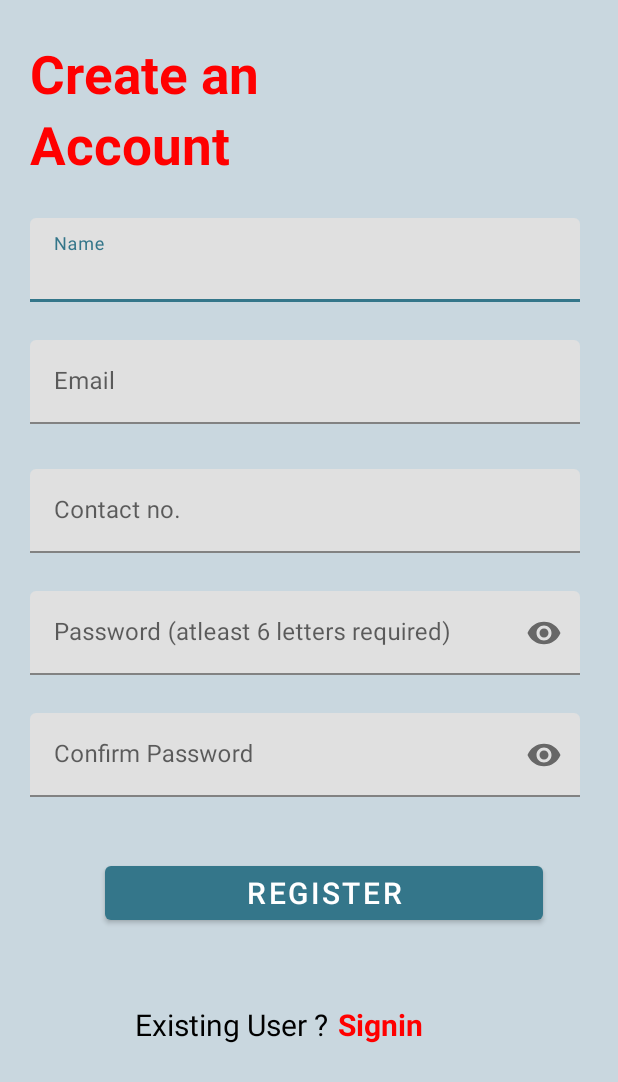
After one commit to dhruvpatidar359/HoysalaeElectronics, an Android app: the new_user screen opened directly, with no data from a screen before it, on a phone screen of 412 x 824 dp. The commit adds this screen. Shown: the top 1082 px of the screen. Run offline under Robolectric (Android 15) with nearby library versions, the phone set to English and light mode, and no system bars.

Commit message:
Changes done(6-12-2022)

```diff
--- a/app/src/main/java/android/example/hoysalaelectronics/Activity/LoginActivity.kt
+++ b/app/src/main/java/android/example/hoysalaelectronics/Activity/LoginActivity.kt
@@ -1,5 +1,7 @@
 package android.example.hoysalaelectronics.Activity
 
+import android.annotation.SuppressLint
+import android.content.Intent
 import android.example.hoysalaelectronics.R
 import androidx.appcompat.app.AppCompatActivity
 import android.os.Bundle
@@ -7,17 +9,33 @@ import android.text.method.HideReturnsTransformationMethod
 import android.text.method.PasswordTransformationMethod
 import android.widget.Button
 import android.widget.ImageView
+import android.widget.RelativeLayout
+import android.widget.TextView
 import androidx.coordinatorlayout.widget.CoordinatorLayout
 import com.google.android.material.textfield.TextInputEditText
 
 class LoginActivity : AppCompatActivity() {
-    lateinit var btn_hidepassword: ImageView
-    lateinit var TI_Password: TextInputEditText
+    lateinit var btn_login: Button
+    lateinit var tv_register: TextView
+    lateinit var rl_newuser: RelativeLayout
 
+    @SuppressLint("MissingInflatedId")
     override fun onCreate(savedInstanceState: Bundle?) {
         super.onCreate(savedInstanceState)
         setContentView(R.layout.activity_login)
 
+      btn_login = findViewById(R.id.btn_login);
+      tv_register = findViewById(R.id.tv_register);
+      rl_newuser = findViewById(R.id.rl_newuser);
 
+      btn_login.setOnClickListener{
+          val intent = Intent(this, HomeActivity::class.java)
+          startActivity(intent)
+      }
+
+        rl_newuser.setOnClickListener{
+          val intent = Intent(this, new_user::class.java)
+          startActivity(intent)
+      }
     }
 }
--- /dev/null
+++ b/app/src/main/java/android/example/hoysalaelectronics/Activity/new_user.kt
@@ -0,0 +1,36 @@
+package android.example.hoysalaelectronics.Activity
+
+import android.annotation.SuppressLint
+import android.content.Intent
+import android.example.hoysalaelectronics.R
+import androidx.appcompat.app.AppCompatActivity
+import android.os.Bundle
+import android.widget.Button
+import android.widget.RelativeLayout
+import android.widget.TextView
+
+class new_user : AppCompatActivity() {
+    lateinit var btn_register: Button
+    lateinit var tv_sign_in: TextView
+    lateinit var rl_newuser: RelativeLayout
+
+    @SuppressLint("MissingInflatedId")
+    override fun onCreate(savedInstanceState: Bundle?) {
+        super.onCreate(savedInstanceState)
+        setContentView(R.layout.activity_new_user)
+
+        btn_register = findViewById(R.id.btn_register);
+        tv_sign_in = findViewById(R.id.tv_sign_in);
+        rl_newuser = findViewById(R.id.rl_newuser);
+
+        btn_register.setOnClickListener{
+            val intent = Intent(this, HomeActivity::class.java)
+            startActivity(intent)
+        }
+
+        rl_newuser.setOnClickListener{
+            val intent = Intent(this, LoginActivity::class.java)
+            startActivity(intent)
+        }
+    }
+}
--- a/app/src/main/res/layout/activity_login.xml
+++ b/app/src/main/res/layout/activity_login.xml
@@ -91,7 +91,7 @@
         <com.google.android.material.textfield.TextInputEditText
             android:layout_width="match_parent"
             android:layout_height="wrap_content"
-            android:hint="Password( atleast 6 letters required)"
+            android:hint="Password"
             android:layout_alignParentStart="true"
             android:layout_alignParentEnd="true"
             android:layout_below="@+id/tv_login"
@@ -137,8 +137,8 @@
         android:layout_alignParentStart="true"
         android:layout_alignParentEnd="true"
         android:layout_marginTop="50dp"
-        android:layout_marginStart="10dp"
-        android:layout_marginEnd="10dp"
+        android:layout_marginStart="20dp"
+        android:layout_marginEnd="25dp"
         />
 
     <ImageView
@@ -176,6 +176,7 @@
         </TextView>
 
         <TextView
+            android:id="@+id/tv_register"
             android:layout_width="wrap_content"
             android:layout_height="wrap_content"
             android:layout_marginTop="50dp"
--- /dev/null
+++ b/app/src/main/res/layout/activity_new_user.xml
@@ -0,0 +1,227 @@
+<?xml version="1.0" encoding="utf-8"?>
+<ScrollView xmlns:android="http://schemas.android.com/apk/res/android"
+    xmlns:app="http://schemas.android.com/apk/res-auto"
+    xmlns:tools="http://schemas.android.com/tools"
+    android:layout_width="match_parent"
+    android:layout_height="match_parent"
+    tools:context=".Activity.new_user"
+    android:background="@color/background_default">
+
+    <RelativeLayout
+        android:layout_width="match_parent"
+        android:layout_height="match_parent">
+        <TextView
+            android:id="@+id/tv_welcome"
+            android:layout_width="wrap_content"
+            android:layout_height="wrap_content"
+            android:text="Create an"
+            android:textColor="@color/red"
+            android:textStyle="bold"
+            android:textSize="35sp"
+            android:layout_alignParentStart="true"
+            android:layout_alignParentEnd="true"
+            android:layout_alignParentTop="true"
+            android:layout_marginTop="25dp"
+            android:layout_marginStart="20dp">
+        </TextView>
+
+        <TextView
+            android:id="@+id/tv_back"
+            android:layout_width="wrap_content"
+            android:layout_height="wrap_content"
+            android:text="Account"
+            android:textColor="@color/red"
+            android:textStyle="bold"
+            android:textSize="35sp"
+            android:layout_alignParentStart="true"
+            android:layout_alignParentEnd="true"
+            android:layout_marginStart="20dp"
+            android:layout_below="@+id/tv_welcome">
+        </TextView>
+
+<!--        <TextView-->
+<!--            android:id="@+id/tv_login"-->
+<!--            android:layout_width="wrap_content"-->
+<!--            android:layout_height="wrap_content"-->
+<!--            android:text="Name :-"-->
+<!--            android:textColor="@color/black"-->
+<!--            android:textStyle="bold"-->
+<!--            android:textSize="25sp"-->
+<!--            android:layout_alignParentStart="true"-->
+<!--            android:layout_alignParentEnd="true"-->
+<!--            android:layout_below="@+id/tv_back"-->
+<!--            android:layout_marginTop="30dp"-->
+<!--            android:layout_marginStart="20dp">-->
+<!--        </TextView>-->
+
+        <com.google.android.material.textfield.TextInputLayout
+            android:id="@+id/TI_name"
+            android:layout_width="match_parent"
+            android:layout_height="wrap_content"
+            android:layout_alignParentStart="true"
+            android:layout_alignParentEnd="true"
+            android:layout_marginTop="25dp"
+            android:layout_below="@+id/tv_back"
+            android:layout_marginStart="20dp"
+            android:layout_marginEnd="25dp">
+
+            <com.google.android.material.textfield.TextInputEditText
+                android:layout_width="match_parent"
+                android:layout_height="wrap_content"
+                android:hint="Name"
+                android:layout_alignParentStart="true"
+                android:layout_alignParentEnd="true"
+                android:layout_below="@+id/tv_login"
+                android:inputType="textEmailAddress"/>
+
+        </com.google.android.material.textfield.TextInputLayout>
+
+        <com.google.android.material.textfield.TextInputLayout
+            android:id="@+id/TI_email"
+            android:layout_width="match_parent"
+            android:layout_height="wrap_content"
+            android:layout_alignParentStart="true"
+            android:layout_alignParentEnd="true"
+            android:layout_marginTop="25dp"
+            android:layout_below="@+id/TI_name"
+            android:layout_marginStart="20dp"
+            android:layout_marginEnd="25dp">
+
+            <com.google.android.material.textfield.TextInputEditText
+                android:layout_width="match_parent"
+                android:layout_height="wrap_content"
+                android:hint="Email"
+                android:layout_alignParentStart="true"
+                android:layout_alignParentEnd="true"
+                android:layout_below="@+id/TI_name"
+                android:inputType="textEmailAddress"/>
+
+        </com.google.android.material.textfield.TextInputLayout>
+
+        <com.google.android.material.textfield.TextInputLayout
+            android:id="@+id/TI_contact_no."
+            android:layout_width="match_parent"
+            android:layout_height="wrap_content"
+            android:layout_alignParentStart="true"
+            android:layout_alignParentEnd="true"
+            android:layout_below="@+id/TI_email"
+            android:layout_marginTop="30dp"
+            app:passwordToggleTint="@color/colorPrimary"
+            android:layout_marginStart="20dp"
+            android:layout_marginEnd="25dp">
+
+            <com.google.android.material.textfield.TextInputEditText
+                android:layout_width="match_parent"
+                android:layout_height="wrap_content"
+                android:hint="Contact no."
+                android:layout_alignParentStart="true"
+                android:layout_alignParentEnd="true"
+                android:layout_below="@+id/tv_login"
+                android:inputType="number"
+                android:maxLength="10"/>
+
+        </com.google.android.material.textfield.TextInputLayout>
+
+        <com.google.android.material.textfield.TextInputLayout
+            android:id="@+id/TI_password"
+            android:layout_width="match_parent"
+            android:layout_height="wrap_content"
+            android:layout_alignParentStart="true"
+            android:layout_alignParentEnd="true"
+            android:layout_marginTop="25dp"
+            android:layout_below="@+id/TI_contact_no."
+            app:passwordToggleEnabled="true"
+            android:layout_marginStart="20dp"
+            android:layout_marginEnd="25dp">
+
+            <com.google.android.material.textfield.TextInputEditText
+                android:layout_width="match_parent"
+                android:layout_height="wrap_content"
+                android:hint="Password (atleast 6 letters required)"
+                android:layout_alignParentStart="true"
+                android:layout_alignParentEnd="true"
+                android:layout_below="@+id/TI_name"
+                android:inputType="textPassword"/>
+
+        </com.google.android.material.textfield.TextInputLayout>
+
+        <com.google.android.material.textfield.TextInputLayout
+            android:id="@+id/TI_confirm_password"
+            android:layout_width="match_parent"
+            android:layout_height="wrap_content"
+            android:layout_alignParentStart="true"
+            android:layout_alignParentEnd="true"
+            android:layout_marginTop="25dp"
+            app:passwordToggleEnabled="true"
+            android:layout_below="@+id/TI_password"
+            android:layout_marginStart="20dp"
+            android:layout_marginEnd="25dp">
+
+            <com.google.android.material.textfield.TextInputEditText
+                android:layout_width="match_parent"
+                android:layout_height="wrap_content"
+                android:hint="Confirm Password"
+                android:layout_alignParentStart="true"
+                android:layout_alignParentEnd="true"
+                android:layout_below="@+id/TI_name"
+                android:inputType="textPassword"/>
+
+        </com.google.android.material.textfield.TextInputLayout>
+
+        <Button
+            android:id="@+id/btn_register"
+            android:layout_width="wrap_content"
+            android:layout_height="wrap_content"
+            android:layout_alignParentStart="true"
+            android:layout_alignParentEnd="true"
+            android:layout_below="@+id/TI_confirm_password"
+            android:text="Register"
+            android:textColor="@color/white"
+            android:textSize="20dp"
+            android:layout_marginTop="40dp"
+            android:layout_marginStart="70dp"
+            android:layout_marginEnd="50dp">
+        </Button>
+
+
+        <RelativeLayout
+            android:id="@+id/rl_newuser"
+            android:layout_width="wrap_content"
+            android:layout_height="wrap_content"
+            android:layout_alignParentStart="true"
+            android:layout_alignParentEnd="true"
+            android:layout_below="@+id/btn_register"
+            android:orientation="horizontal">
+
+            <TextView
+                android:id="@+id/tv_newuser"
+                android:layout_width="wrap_content"
+                android:layout_height="wrap_content"
+                android:text="Existing User ?"
+                android:textColor="@color/black"
+                android:textSize="20dp"
+                android:layout_alignParentStart="true"
+                android:layout_marginTop="50dp"
+                android:layout_marginStart="90dp"
+                android:layout_alignParentEnd="true">
+            </TextView>
+
+            <TextView
+                android:id="@+id/tv_sign_in"
+                android:layout_width="wrap_content"
+                android:layout_height="wrap_content"
+                android:layout_marginTop="50dp"
+                android:layout_alignParentStart="true"
+                android:layout_alignParentEnd="true"
+                android:layout_marginStart="225dp"
+                android:textSize="20dp"
+                android:text="Signin"
+                android:textColor="@color/red"
+                android:textStyle="bold">
+            </TextView>
+
+        </RelativeLayout>
+
+    </RelativeLayout>
+
+</ScrollView>
```
Also changed, not shown: app/src/main/AndroidManifest.xml (+7 -0 lines), 541 other files.
